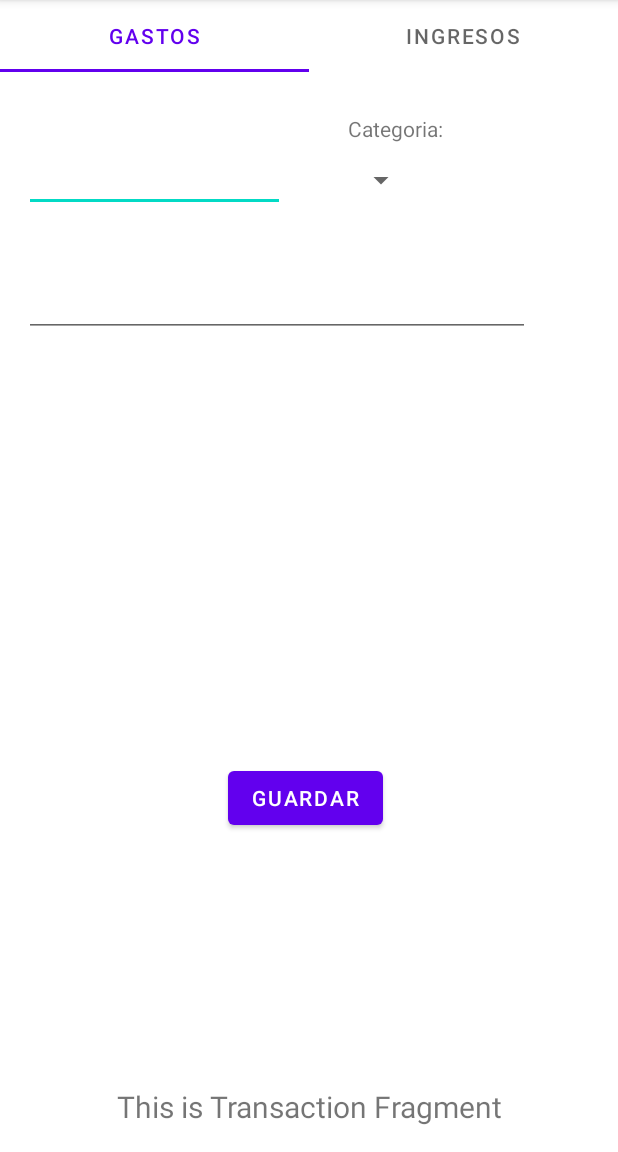
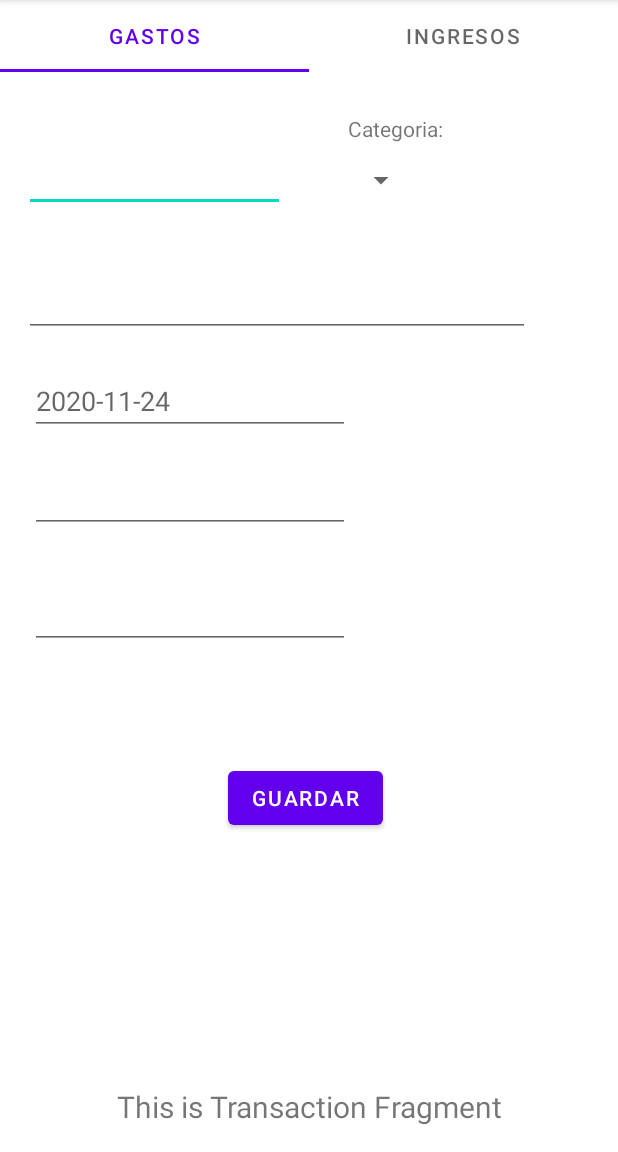
Before and after one commit to spoleschi/GestionGastos, an Android app: the fragment TransaccionFragment shown on its own in the app's theme, on a phone screen of 412 x 824 dp, the part 84-1236 px from its top. Run offline under Robolectric (Android 15) with nearby library versions, the phone set to English and light mode, and no system bars.

```diff
--- a/app/src/main/res/layout/fragment_transaccion.xml
+++ b/app/src/main/res/layout/fragment_transaccion.xml
@@ -95,4 +95,38 @@
         app:layout_constraintStart_toStartOf="parent"
         app:layout_constraintTop_toBottomOf="@+id/tabLayout" />
 
+    <EditText
+        android:id="@+id/inputDate"
+        android:hint="2020-11-24"
+        android:layout_width="wrap_content"
+        android:layout_height="wrap_content"
+        android:layout_marginStart="20dp"
+        android:layout_marginTop="20dp"
+        android:ems="10"
+        android:inputType="date"
+        app:layout_constraintStart_toStartOf="parent"
+        app:layout_constraintTop_toBottomOf="@+id/inputDesc" />
+
+    <EditText
+        android:id="@+id/inputCuotas"
+        android:layout_width="wrap_content"
+        android:layout_height="wrap_content"
+        android:layout_marginStart="20dp"
+        android:layout_marginTop="20dp"
+        android:ems="10"
+        android:inputType="number"
+        app:layout_constraintStart_toStartOf="parent"
+        app:layout_constraintTop_toBottomOf="@+id/inputDate" />
+
+    <EditText
+        android:id="@+id/inputInteres"
+        android:layout_width="wrap_content"
+        android:layout_height="wrap_content"
+        android:layout_marginStart="20dp"
+        android:layout_marginTop="32dp"
+        android:ems="10"
+        android:inputType="number"
+        app:layout_constraintStart_toStartOf="parent"
+        app:layout_constraintTop_toBottomOf="@+id/inputCuotas" />
+
 </androidx.constraintlayout.widget.ConstraintLayout>
```
Also changed, not shown: app/src/main/java/com/example/myapplication4/ui/transaccion/TransaccionFragment.kt (+23 -13 lines).
